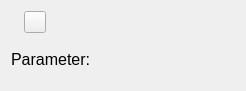
This is GUI/OWController/ds18b20.ui in igorf7/OWController as Qt 5 draws it before an edit. The edited form follows.
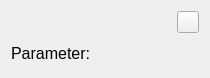
This is the edited form. Icons and pictures are not drawn.

```diff
--- a/GUI/OWController/ds18b20.ui
+++ b/GUI/OWController/ds18b20.ui
@@ -6,8 +6,8 @@
    <rect>
     <x>0</x>
     <y>0</y>
-    <width>246</width>
-    <height>91</height>
+    <width>210</width>
+    <height>78</height>
    </rect>
   </property>
   <property name="minimumSize">
@@ -32,6 +32,19 @@
        </property>
       </widget>
      </item>
+     <item>
+      <spacer name="horizontalSpacer">
+       <property name="orientation">
+        <enum>Qt::Horizontal</enum>
+       </property>
+       <property name="sizeHint" stdset="0">
+        <size>
+         <width>40</width>
+         <height>20</height>
+        </size>
+       </property>
+      </spacer>
+     </item>
      <item>
       <widget class="QPushButton" name="settingsPushButton">
        <property name="minimumSize">
@@ -61,19 +74,6 @@
        </property>
       </widget>
      </item>
-     <item>
-      <spacer name="horizontalSpacer">
-       <property name="orientation">
-        <enum>Qt::Orientation::Horizontal</enum>
-       </property>
-       <property name="sizeHint" stdset="0">
-        <size>
-         <width>40</width>
-         <height>20</height>
-        </size>
-       </property>
-      </spacer>
-     </item>
     </layout>
    </item>
    <item>
```
Left out of the diff: 6 changed lines with no effect on the pictures.
